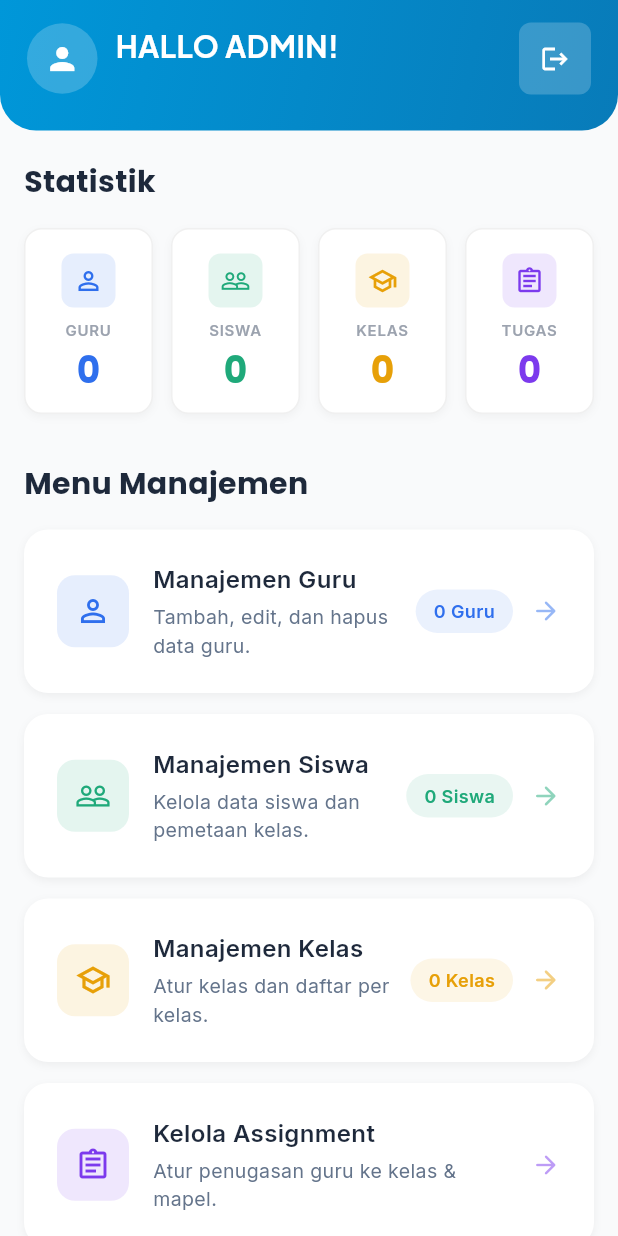
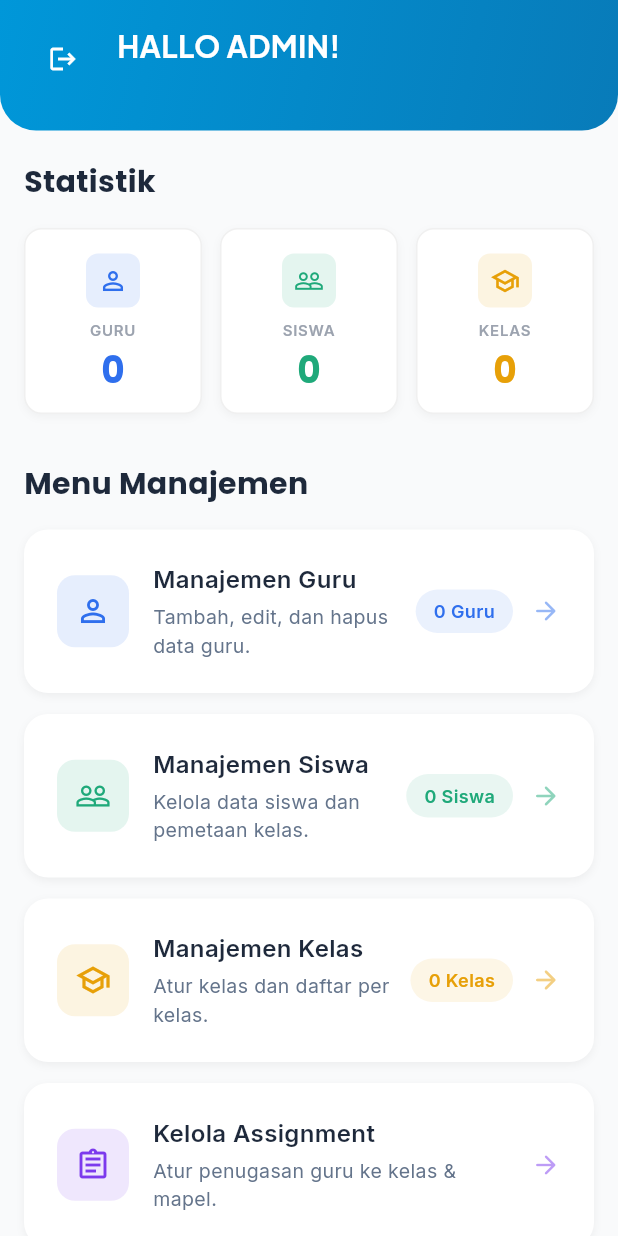
Before and after one commit to dickySanjaya3/absensi, a Flutter app: the AdminDashboard screen opened directly, on a phone screen of 412 x 824 dp. Run offline on Flutter 3.47's test engine with Material 3 defaults, Android fonts, the phone set to English and light mode, and no system bars; our stand-ins replace google_fonts, qr_flutter, share_plus, shared_preferences; missing offline and left inert: mobile_scanner; accounts and stored records are empty; network calls fail.

Commit message:
remove-icon-assignment+lazyloading

```diff
--- a/lib/screens/admin/admin_dashboard.dart
+++ b/lib/screens/admin/admin_dashboard.dart
@@ -106,9 +106,12 @@ class _AdminDashboardState extends State<AdminDashboard> {
                         ),
                         if (_loadingStats)
                           const SizedBox(
-                            width: 16,
-                            height: 16,
-                            child: CircularProgressIndicator(strokeWidth: 2),
+                            width: 20,
+                            height: 20,
+                            child: CircularProgressIndicator(
+                              strokeWidth: 2,
+                              valueColor: AlwaysStoppedAnimation<Color>(Color(0xFF087BB9)),
+                            ),
                           ),
                       ],
                     ),
@@ -221,16 +224,6 @@ class _AdminDashboardState extends State<AdminDashboard> {
                 color: const Color(0xFFE7A008),
                 icon: Icons.school_outlined,
                 loading: _loadingStats,
-              ),
-            ),
-            const SizedBox(width: 12),
-            Expanded(
-              child: _AnimatedStatBox(
-                label: 'TUGAS',
-                value: 0,
-                color: const Color(0xFF7C3AED),
-                icon: Icons.assignment_outlined,
-                loading: false,
               ),
             ),
           ],
--- a/lib/widgets/admin_widgets.dart
+++ b/lib/widgets/admin_widgets.dart
@@ -70,14 +70,12 @@ class CurvedHeader extends StatelessWidget {
   final String greeting;
   final String subtitle;
   final VoidCallback? onLogout;
-  final VoidCallback? onProfileTap;
 
   const CurvedHeader({
     super.key,
     required this.greeting,
     required this.subtitle,
     this.onLogout,
-    this.onProfileTap,
   });
 
   @override
@@ -100,22 +98,14 @@ class CurvedHeader extends StatelessWidget {
         bottom: false,
         child: Row(
           children: [
-            GestureDetector(
-              onTap: onProfileTap,
-              child: Container(
-                width: 47,
-                height: 47,
-                decoration: BoxDecoration(
-                  color: Colors.white.withValues(alpha: 0.2),
-                  shape: BoxShape.circle,
-                ),
-                child: const Icon(
-                  Icons.person,
-                  color: Colors.white,
-                  size: 24,
-                ),
+            // Logout button di kiri (menggantikan icon profile)
+            if (onLogout != null)
+              IconButton(
+                icon: const Icon(Icons.logout, color: Colors.white, size: 20),
+                tooltip: 'Keluar',
+                onPressed: onLogout,
+                padding: const EdgeInsets.all(8),
               ),
-            ),
             const SizedBox(width: 12),
             Expanded(
               child: Column(
@@ -145,19 +135,6 @@ class CurvedHeader extends StatelessWidget {
                 ],
               ),
             ),
-            if (onLogout != null)
-              Container(
-                decoration: BoxDecoration(
-                  color: Colors.white.withValues(alpha: 0.2),
-                  borderRadius: BorderRadius.circular(8),
-                ),
-                child: IconButton(
-                  icon: const Icon(Icons.logout, color: Colors.white, size: 20),
-                  tooltip: 'Keluar',
-                  onPressed: onLogout,
-                  padding: const EdgeInsets.all(8),
-                ),
-              ),
           ],
         ),
       ),
```
Also changed, not shown: lib/screens/guru/guru_dashboard.dart (+76 -1 lines).
